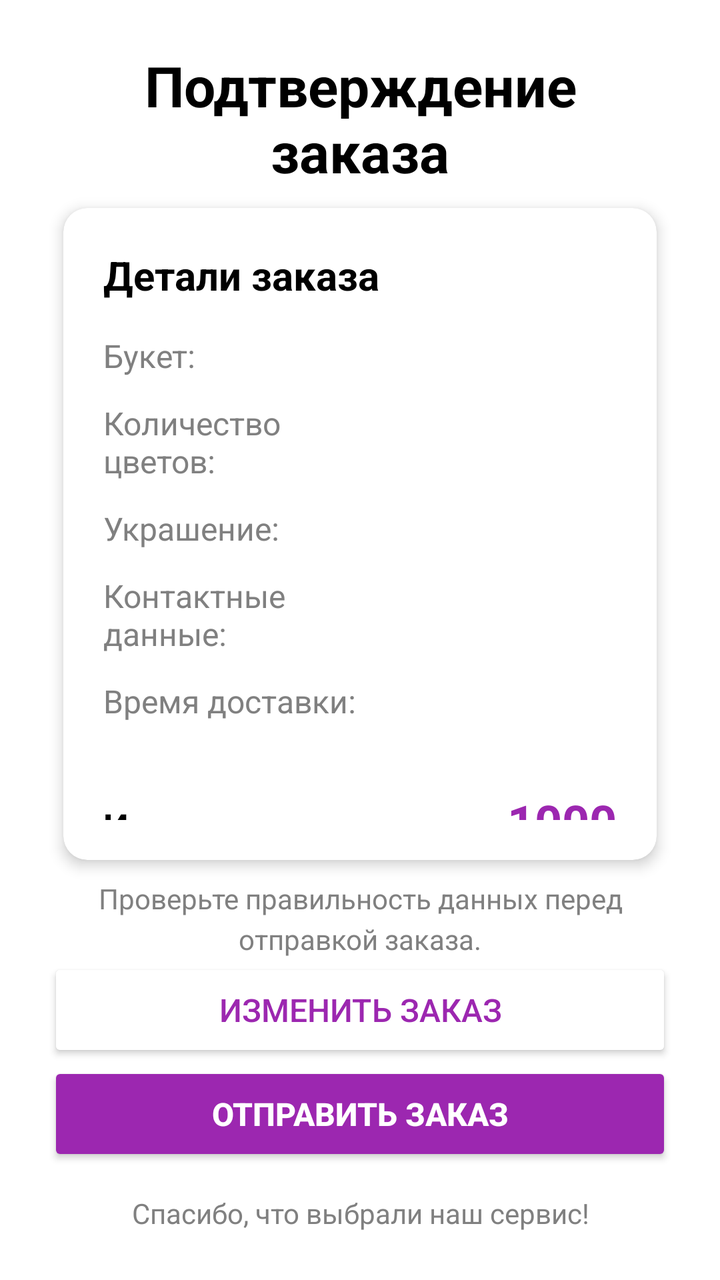
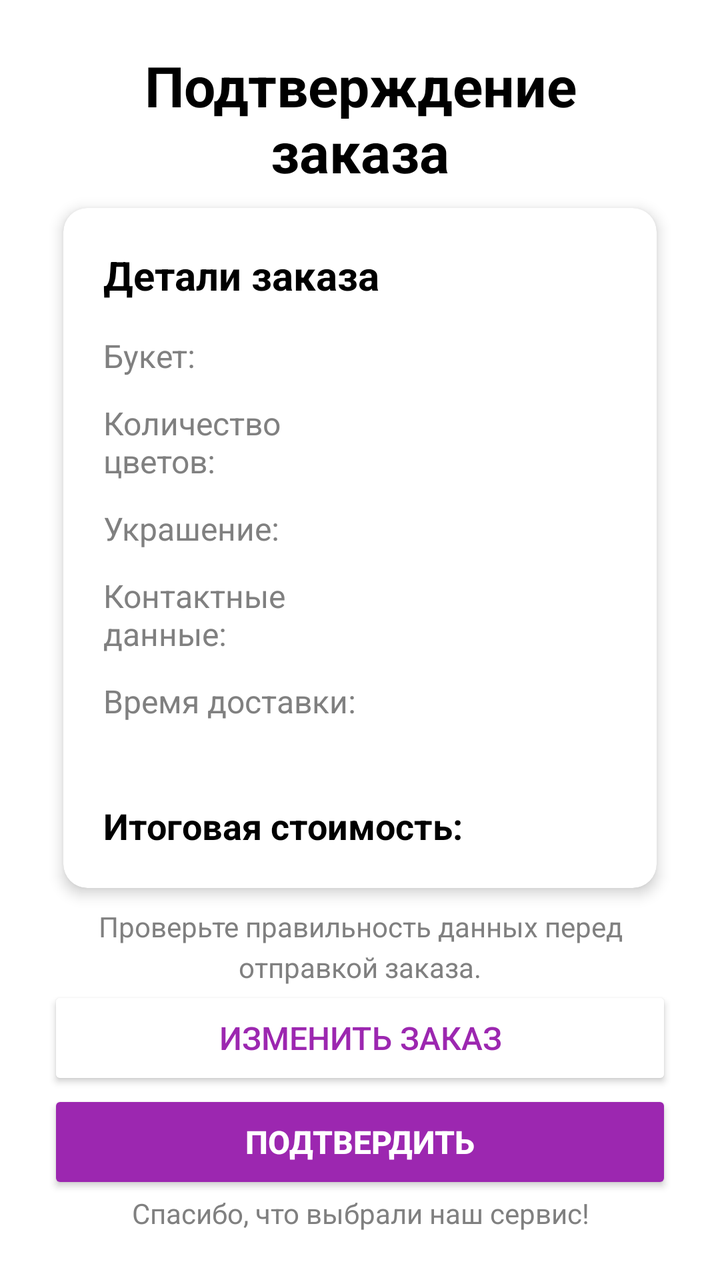

Before-and-after screenshots of an Android layout around one commit, followed by the original layout XML and the change that was made.
<!-- AndroidManifest.xml: application theme Theme.FlowersOrder -->
<!-- res/layout/activity_delivery.xml -->
<?xml version="1.0" encoding="utf-8"?>
<ScrollView xmlns:android="http://schemas.android.com/apk/res/android"
    xmlns:app="http://schemas.android.com/apk/res-auto"
    xmlns:tools="http://schemas.android.com/tools"
    android:layout_width="match_parent"
    android:layout_height="match_parent"
    android:background="@color/white"
    android:fillViewport="true">

    <androidx.constraintlayout.widget.ConstraintLayout
        android:layout_width="match_parent"
        android:layout_height="wrap_content"
        android:padding="24dp">

        <TextView
            android:id="@+id/title"
            android:layout_width="0dp"
            android:layout_height="wrap_content"
            android:text="Подтверждение заказа"
            android:textSize="28sp"
            android:textStyle="bold"
            android:textColor="@color/black"
            android:gravity="center"
            android:layout_marginBottom="32dp"
            app:layout_constraintTop_toTopOf="parent"
            app:layout_constraintStart_toStartOf="parent"
            app:layout_constraintEnd_toEndOf="parent" />

        <androidx.cardview.widget.CardView
            android:id="@+id/orderCard"
            android:layout_width="0dp"
            android:layout_height="wrap_content"
            android:layout_marginBottom="24dp"
            app:cardCornerRadius="12dp"
            app:cardElevation="4dp"
            app:cardUseCompatPadding="true"
            app:layout_constraintTop_toBottomOf="@+id/title"
            app:layout_constraintStart_toStartOf="parent"
            app:layout_constraintEnd_toEndOf="parent">

            <LinearLayout
                android:layout_width="match_parent"
                android:layout_height="326dp"
                android:orientation="vertical"
                android:padding="20dp">

                <TextView
                    android:layout_width="match_parent"
                    android:layout_height="wrap_content"
                    android:layout_marginBottom="16dp"
                    android:text="Детали заказа"
                    android:textColor="@color/black"
                    android:textSize="20sp"
                    android:textStyle="bold" />

                <LinearLayout
                    android:layout_width="match_parent"
                    android:layout_height="wrap_content"
                    android:layout_marginBottom="12dp"
                    android:orientation="horizontal">

                    <TextView
                        android:layout_width="0dp"
                        android:layout_height="wrap_content"
                        android:layout_weight="1"
                        android:text="Букет:"
                        android:textColor="@color/gray"
                        android:textSize="16sp" />

                    <TextView
                        android:id="@+id/flowerType"
                        android:layout_width="0dp"
                        android:layout_height="wrap_content"
                        android:layout_weight="1"
                        android:gravity="end"
                        android:text=""
                        android:textColor="@color/black"
                        android:textSize="16sp"
                        android:textStyle="bold" />

                </LinearLayout>

                <LinearLayout
                    android:layout_width="match_parent"
                    android:layout_height="wrap_content"
                    android:layout_marginBottom="12dp"
                    android:orientation="horizontal">

                    <TextView
                        android:layout_width="0dp"
                        android:layout_height="wrap_content"
                        android:layout_weight="1"
                        android:text="Количество цветов:"
                        android:textColor="@color/gray"
                        android:textSize="16sp" />

                    <TextView
                        android:id="@+id/flowersCount"
                        android:layout_width="0dp"
                        android:layout_height="wrap_content"
                        android:layout_weight="1"
                        android:gravity="end"
                        android:text=""
                        android:textColor="@color/black"
                        android:textSize="16sp"
                        android:textStyle="bold" />

                </LinearLayout>

                
                <LinearLayout
                    android:layout_width="match_parent"
                    android:layout_height="wrap_content"
                    android:layout_marginBottom="12dp"
                    android:orientation="horizontal">

                    <TextView
                        android:layout_width="0dp"
                        android:layout_height="wrap_content"
                        android:layout_weight="1"
                        android:text="Украшение:"
                        android:textColor="@color/gray"
                        android:textSize="16sp" />

                    <TextView
                        android:id="@+id/decorValue"
                        android:layout_width="0dp"
                        android:layout_height="wrap_content"
                        android:layout_weight="1"
                        android:gravity="end"
                        android:text=""
                        android:textColor="@color/black"
                        android:textSize="16sp"
                        android:textStyle="bold" />

                </LinearLayout>

                <LinearLayout
                    android:layout_width="match_parent"
                    android:layout_height="wrap_content"
                    android:layout_marginBottom="12dp"
                    android:orientation="horizontal">

                    <TextView
                        android:layout_width="0dp"
                        android:layout_height="wrap_content"
                        android:layout_weight="1"
                        android:text="Контактные данные:"
                        android:textColor="@color/gray"
                        android:textSize="16sp" />

                    <TextView
                        android:id="@+id/contactValue"
                        android:layout_width="0dp"
                        android:layout_height="wrap_content"
                        android:layout_weight="1"
                        android:gravity="end"
                        android:text=""
                        android:textColor="@color/black"
                        android:textSize="16sp"
                        android:textStyle="bold" />

                </LinearLayout>

                <LinearLayout
                    android:layout_width="match_parent"
                    android:layout_height="wrap_content"
                    android:layout_marginBottom="16dp"
                    android:orientation="horizontal">

                    <TextView
                        android:layout_width="0dp"
                        android:layout_height="wrap_content"
                        android:layout_weight="1"
                        android:text="Время доставки:"
                        android:textColor="@color/gray"
                        android:textSize="16sp" />

                    <TextView
                        android:id="@+id/deliveryTimeValue"
                        android:layout_width="0dp"
                        android:layout_height="wrap_content"
                        android:layout_weight="1"
                        android:gravity="end"
                        android:text=""
                        android:textColor="@color/black"
                        android:textSize="16sp"
                        android:textStyle="bold" />

                </LinearLayout>

                <View
                    android:layout_width="match_parent"
                    android:layout_height="1dp"
                    android:layout_marginBottom="16dp"
                    android:background="@color/light_gray" />

                <LinearLayout
                    android:layout_width="match_parent"
                    android:layout_height="wrap_content"
                    android:orientation="horizontal">

                    <TextView
                        android:layout_width="59dp"
                        android:layout_height="32dp"
                        android:layout_weight="2"
                        android:text="Итоговая стоимость:"
                        android:textColor="@color/black"
                        android:textSize="18sp"
                        android:textStyle="bold" />

                    <TextView
                        android:id="@+id/totalPriceValue"
                        android:layout_width="0dp"
                        android:layout_height="wrap_content"
                        android:layout_weight="1"
                        android:gravity="end"
                        android:text="1000 RUB"
                        android:textColor="@color/purple_500"
                        android:textSize="24sp"
                        android:textStyle="bold" />

                </LinearLayout>

            </LinearLayout>

        </androidx.cardview.widget.CardView>

        <TextView
            android:id="@+id/noteText"
            android:layout_width="0dp"
            android:layout_height="wrap_content"
            android:text="Проверьте правильность данных перед отправкой заказа."
            android:textSize="14sp"
            android:textColor="@color/gray"
            android:gravity="center"
            android:layout_marginBottom="32dp"
            android:lineSpacingExtra="4dp"
            app:layout_constraintTop_toBottomOf="@+id/orderCard"
            app:layout_constraintStart_toStartOf="parent"
            app:layout_constraintEnd_toEndOf="parent" />

        
        <Button
            android:id="@+id/editOrderButton"
            android:layout_width="0dp"
            android:layout_height="52dp"
            android:backgroundTint="@color/white"
            android:drawablePadding="8dp"
            android:onClick="back"
            android:text="Изменить заказ"
            android:textColor="@color/purple_500"
            android:textSize="16sp"
            app:layout_constraintEnd_toEndOf="parent"
            app:layout_constraintStart_toStartOf="parent"
            app:layout_constraintTop_toBottomOf="@+id/noteText" />

        <Button
            android:id="@+id/submitOrderButton"
            android:layout_width="0dp"
            android:layout_height="52dp"
            android:backgroundTint="@color/purple_500"
            android:drawablePadding="8dp"
            android:onClick="submitOrder"
            android:text="Отправить заказ"
            android:textColor="@color/white"
            android:textSize="16sp"
            android:textStyle="bold"
            app:layout_constraintEnd_toEndOf="parent"
            app:layout_constraintStart_toStartOf="parent"
            app:layout_constraintTop_toBottomOf="@+id/editOrderButton" />

        
        <TextView
            android:id="@+id/footerText"
            android:layout_width="0dp"
            android:layout_height="wrap_content"
            android:text="Спасибо, что выбрали наш сервис!"
            android:textSize="14sp"
            android:textColor="@color/gray"
            android:gravity="center"
            app:layout_constraintBottom_toBottomOf="parent"
            app:layout_constraintStart_toStartOf="parent"
            app:layout_constraintEnd_toEndOf="parent" />

    </androidx.constraintlayout.widget.ConstraintLayout>

</ScrollView>
<!-- resources referenced by this layout -->
<resources>
  <color name="black">#FF000000</color>
  <color name="gray">#808080</color>
  <color name="purple_500">#9C27B0</color>
  <color name="white">#FFFFFFFF</color>
  <style name="Theme.FlowersOrder" parent="Base.Theme.FlowersOrder" />
  <style name="Base.Theme.FlowersOrder" parent="Theme.Material3.DayNight.NoActionBar">
          
          
      </style>
</resources>

<!-- the commit's change to res/layout/activity_delivery.xml (unified diff, before → after) -->
@@ -16,7 +16,7 @@
             android:id="@+id/title"
             android:layout_width="0dp"
             android:layout_height="wrap_content"
-            android:text="Подтверждение заказа"
+            android:text="@string/submitOrder"
             android:textSize="28sp"
             android:textStyle="bold"
             android:textColor="@color/black"
@@ -29,18 +29,18 @@
         <androidx.cardview.widget.CardView
             android:id="@+id/orderCard"
             android:layout_width="0dp"
-            android:layout_height="wrap_content"
-            android:layout_marginBottom="24dp"
+            android:layout_height="0dp"
             app:cardCornerRadius="12dp"
             app:cardElevation="4dp"
             app:cardUseCompatPadding="true"
-            app:layout_constraintTop_toBottomOf="@+id/title"
-            app:layout_constraintStart_toStartOf="parent"
-            app:layout_constraintEnd_toEndOf="parent">
+            app:layout_constraintBottom_toTopOf="@+id/noteText"
+            app:layout_constraintEnd_toEndOf="parent"
+            app:layout_constraintStart_toStartOf="parent"
+            app:layout_constraintTop_toBottomOf="@+id/title">
 
             <LinearLayout
                 android:layout_width="match_parent"
-                android:layout_height="326dp"
+                android:layout_height="467dp"
                 android:orientation="vertical"
                 android:padding="20dp">
 
@@ -48,7 +48,7 @@
                     android:layout_width="match_parent"
                     android:layout_height="wrap_content"
                     android:layout_marginBottom="16dp"
-                    android:text="Детали заказа"
+                    android:text="@string/detailOrder"
                     android:textColor="@color/black"
                     android:textSize="20sp"
                     android:textStyle="bold" />
@@ -63,7 +63,7 @@
                         android:layout_width="0dp"
                         android:layout_height="wrap_content"
                         android:layout_weight="1"
-                        android:text="Букет:"
+                        android:text="@string/flowerName"
                         android:textColor="@color/gray"
                         android:textSize="16sp" />
 
@@ -90,7 +90,7 @@
                         android:layout_width="0dp"
                         android:layout_height="wrap_content"
                         android:layout_weight="1"
-                        android:text="Количество цветов:"
+                        android:text="@string/numberFlower"
                         android:textColor="@color/gray"
                         android:textSize="16sp" />
 
@@ -107,18 +107,17 @@
 
                 </LinearLayout>
 
-                
-                <LinearLayout
-                    android:layout_width="match_parent"
-                    android:layout_height="wrap_content"
-                    android:layout_marginBottom="12dp"
-                    android:orientation="horizontal">
-
-                    <TextView
-                        android:layout_width="0dp"
-                        android:layout_height="wrap_content"
-                        android:layout_weight="1"
-                        android:text="Украшение:"
+                <LinearLayout
+                    android:layout_width="match_parent"
+                    android:layout_height="wrap_content"
+                    android:layout_marginBottom="12dp"
+                    android:orientation="horizontal">
+
+                    <TextView
+                        android:layout_width="0dp"
+                        android:layout_height="wrap_content"
+                        android:layout_weight="1"
+                        android:text="@string/decorationFlower"
                         android:textColor="@color/gray"
                         android:textSize="16sp" />
 
@@ -145,7 +144,7 @@
                         android:layout_width="0dp"
                         android:layout_height="wrap_content"
                         android:layout_weight="1"
-                        android:text="Контактные данные:"
+                        android:text="@string/customer"
                         android:textColor="@color/gray"
                         android:textSize="16sp" />
 
@@ -172,7 +171,7 @@
                         android:layout_width="0dp"
                         android:layout_height="wrap_content"
                         android:layout_weight="1"
-                        android:text="Время доставки:"
+                        android:text="@string/delivery"
                         android:textColor="@color/gray"
                         android:textSize="16sp" />
 
@@ -197,14 +196,14 @@
 
                 <LinearLayout
                     android:layout_width="match_parent"
-                    android:layout_height="wrap_content"
+                    android:layout_height="80dp"
                     android:orientation="horizontal">
 
                     <TextView
                         android:layout_width="59dp"
                         android:layout_height="32dp"
                         android:layout_weight="2"
-                        android:text="Итоговая стоимость:"
+                        android:text="@string/summ"
                         android:textColor="@color/black"
                         android:textSize="18sp"
                         android:textStyle="bold" />
@@ -215,7 +214,7 @@
                         android:layout_height="wrap_content"
                         android:layout_weight="1"
                         android:gravity="end"
-                        android:text="1000 RUB"
+                        android:text=""
                         android:textColor="@color/purple_500"
                         android:textSize="24sp"
                         android:textStyle="bold" />
@@ -230,15 +229,16 @@
             android:id="@+id/noteText"
             android:layout_width="0dp"
             android:layout_height="wrap_content"
-            android:text="Проверьте правильность данных перед отправкой заказа."
+            android:gravity="center"
+            android:lineSpacingExtra="4dp"
+            android:text="@string/comment2"
+            android:textColor="@color/gray"
             android:textSize="14sp"
-            android:textColor="@color/gray"
-            android:gravity="center"
-            android:layout_marginBottom="32dp"
-            android:lineSpacingExtra="4dp"
+            app:layout_constraintBottom_toTopOf="@+id/editOrderButton"
+            app:layout_constraintEnd_toEndOf="parent"
+            app:layout_constraintStart_toStartOf="parent"
             app:layout_constraintTop_toBottomOf="@+id/orderCard"
-            app:layout_constraintStart_toStartOf="parent"
-            app:layout_constraintEnd_toEndOf="parent" />
+            app:layout_constraintVertical_bias="0.52" />
 
         
         <Button
@@ -248,9 +248,10 @@
             android:backgroundTint="@color/white"
             android:drawablePadding="8dp"
             android:onClick="back"
-            android:text="Изменить заказ"
+            android:text="@string/editOrder"
             android:textColor="@color/purple_500"
             android:textSize="16sp"
+            app:layout_constraintBottom_toTopOf="@+id/submitOrderButton"
             app:layout_constraintEnd_toEndOf="parent"
             app:layout_constraintStart_toStartOf="parent"
             app:layout_constraintTop_toBottomOf="@+id/noteText" />
@@ -262,20 +263,20 @@
             android:backgroundTint="@color/purple_500"
             android:drawablePadding="8dp"
             android:onClick="submitOrder"
-            android:text="Отправить заказ"
+            android:text="@string/submitButton"
             android:textColor="@color/white"
             android:textSize="16sp"
             android:textStyle="bold"
+            app:layout_constraintBottom_toTopOf="@+id/footerText"
             app:layout_constraintEnd_toEndOf="parent"
             app:layout_constraintStart_toStartOf="parent"
             app:layout_constraintTop_toBottomOf="@+id/editOrderButton" />
 
-        
         <TextView
             android:id="@+id/footerText"
             android:layout_width="0dp"
             android:layout_height="wrap_content"
-            android:text="Спасибо, что выбрали наш сервис!"
+            android:text="@string/comment1"
             android:textSize="14sp"
             android:textColor="@color/gray"
             android:gravity="center"
<!-- resource entries referenced after the edit -->
@@ -4,6 +4,18 @@
   <color name="gray">#808080</color>
   <color name="purple_500">#9C27B0</color>
   <color name="white">#FFFFFFFF</color>
+  <string name="comment1">Спасибо, что выбрали наш сервис!</string>
+  <string name="comment2">Проверьте правильность данных перед отправкой заказа.</string>
+  <string name="customer">Контактные данные:</string>
+  <string name="decorationFlower">Украшение:</string>
+  <string name="delivery">Время доставки:</string>
+  <string name="detailOrder">Детали заказа</string>
+  <string name="editOrder">Изменить заказ</string>
+  <string name="flowerName">Букет:</string>
+  <string name="numberFlower">Количество цветов:</string>
+  <string name="submitButton">Подтвердить</string>
+  <string name="submitOrder">Подтверждение заказа</string>
+  <string name="summ">Итоговая стоимость:</string>
   <style name="Theme.FlowersOrder" parent="Base.Theme.FlowersOrder" />
   <style name="Base.Theme.FlowersOrder" parent="Theme.Material3.DayNight.NoActionBar">
           
